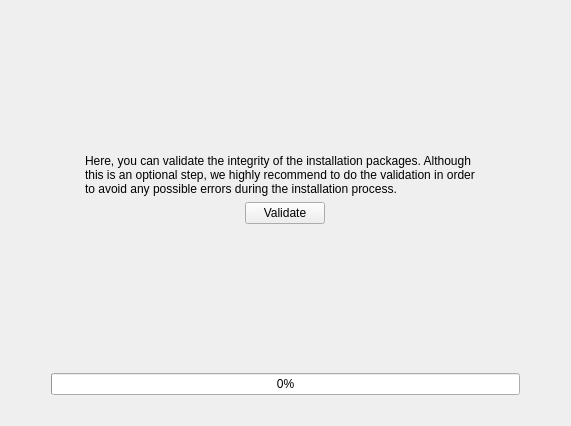
The window that branches/yali/yali-proximate/yali/gui/Ui/checkcdwidget.ui (pars-linux/uludag) describes before a commit, drawn with Qt 5.
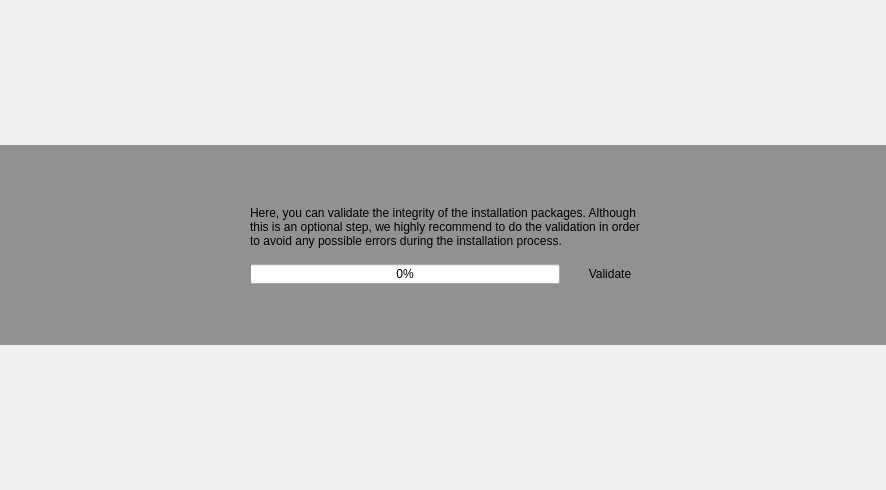
The same window after the commit. Icons and pictures are not drawn.

```diff
--- a/branches/yali/yali-proximate/yali/gui/Ui/checkcdwidget.ui
+++ b/branches/yali/yali-proximate/yali/gui/Ui/checkcdwidget.ui
@@ -6,50 +6,63 @@
    <rect>
     <x>0</x>
     <y>0</y>
-    <width>571</width>
-    <height>426</height>
+    <width>886</width>
+    <height>490</height>
    </rect>
   </property>
   <property name="windowTitle">
    <string>Form1</string>
   </property>
   <layout class="QGridLayout" name="gridLayout">
+   <property name="margin">
+    <number>0</number>
+   </property>
    <item row="0" column="1">
-    <spacer>
-     <property name="orientation">
-      <enum>Qt::Vertical</enum>
+    <widget class="QFrame" name="frame">
+     <property name="sizePolicy">
+      <sizepolicy hsizetype="Expanding" vsizetype="Maximum">
+       <horstretch>0</horstretch>
+       <verstretch>0</verstretch>
+      </sizepolicy>
      </property>
-     <property name="sizeType">
-      <enum>QSizePolicy::Expanding</enum>
+     <property name="minimumSize">
+      <size>
+       <width>600</width>
+       <height>0</height>
+      </size>
      </property>
-     <property name="sizeHint" stdset="0">
+     <property name="maximumSize">
       <size>
-       <width>20</width>
-       <height>51</height>
+       <width>16777215</width>
+       <height>200</height>
       </size>
      </property>
-    </spacer>
-   </item>
-   <item row="1" column="0">
-    <spacer>
-     <property name="orientation">
-      <enum>Qt::Horizontal</enum>
+     <property name="styleSheet">
+      <string notr="true">#frame{background-color: rgba(0,0,0,100)}</string>
      </property>
-     <property name="sizeType">
-      <enum>QSizePolicy::Expanding</enum>
+     <property name="frameShape">
+      <enum>QFrame::NoFrame</enum>
      </property>
-     <property name="sizeHint" stdset="0">
-      <size>
-       <width>131</width>
-       <height>20</height>
-      </size>
+     <property name="frameShadow">
+      <enum>QFrame::Raised</enum>
      </property>
-    </spacer>
-   </item>
-   <item row="1" column="1">
-    <layout class="QVBoxLayout">
+     <layout class="QGridLayout" name="gridLayout_3">
+      <property name="topMargin">
+       <number>20</number>
+      </property>
+      <property name="bottomMargin">
+       <number>20</number>
+      </property>
+      <item row="0" column="1">
+       <layout class="QHBoxLayout" name="horizontalLayout_2">
      <item>
       <widget class="QLabel" name="pix">
+          <property name="sizePolicy">
+           <sizepolicy hsizetype="Maximum" vsizetype="Maximum">
+            <horstretch>0</horstretch>
+            <verstretch>0</verstretch>
+           </sizepolicy>
+          </property>
        <property name="pixmap">
         <pixmap resource="../../data.qrc">:/gui/pics/installcd.png</pixmap>
        </property>
@@ -62,7 +75,33 @@
       </widget>
      </item>
      <item>
+         <layout class="QGridLayout" name="gridLayout_2">
+          <property name="leftMargin">
+           <number>10</number>
+          </property>
+          <property name="rightMargin">
+           <number>10</number>
+          </property>
+          <property name="horizontalSpacing">
+           <number>10</number>
+          </property>
+          <property name="verticalSpacing">
+           <number>15</number>
+          </property>
+          <item row="1" column="0" colspan="2">
       <widget class="QLabel" name="textLabel2">
+            <property name="sizePolicy">
+             <sizepolicy hsizetype="Expanding" vsizetype="Preferred">
+              <horstretch>0</horstretch>
+              <verstretch>0</verstretch>
+             </sizepolicy>
+            </property>
+            <property name="minimumSize">
+             <size>
+              <width>400</width>
+              <height>0</height>
+             </size>
+            </property>
        <property name="text">
         <string>Here, you can validate the integrity of the installation packages. Although this is an optional step, we highly recommend to do the validation in order to avoid any possible errors during the installation process.</string>
        </property>
@@ -73,167 +112,103 @@
         <bool>true</bool>
        </property>
        <property name="margin">
-        <number>20</number>
+             <number>0</number>
        </property>
       </widget>
      </item>
-     <item>
-      <layout class="QHBoxLayout">
-       <item>
-        <spacer>
-         <property name="orientation">
-          <enum>Qt::Horizontal</enum>
-         </property>
-         <property name="sizeType">
-          <enum>QSizePolicy::Expanding</enum>
-         </property>
-         <property name="sizeHint" stdset="0">
-          <size>
-           <width>21</width>
-           <height>20</height>
-          </size>
-         </property>
-        </spacer>
-       </item>
-       <item>
-        <widget class="QPushButton" name="checkButton">
-         <property name="text">
-          <string>Validate</string>
-         </property>
-        </widget>
-       </item>
-       <item>
-        <spacer>
-         <property name="orientation">
-          <enum>Qt::Horizontal</enum>
-         </property>
-         <property name="sizeType">
-          <enum>QSizePolicy::Expanding</enum>
-         </property>
-         <property name="sizeHint" stdset="0">
-          <size>
-           <width>21</width>
-           <height>20</height>
-          </size>
-         </property>
-        </spacer>
-       </item>
-      </layout>
-     </item>
-     <item>
-      <widget class="QLabel" name="checkLabel">
-       <property name="minimumSize">
-        <size>
-         <width>400</width>
-         <height>0</height>
-        </size>
-       </property>
-       <property name="text">
-        <string/>
-       </property>
-       <property name="alignment">
-        <set>Qt::AlignCenter</set>
-       </property>
-       <property name="wordWrap">
-        <bool>false</bool>
-       </property>
-       <property name="margin">
-        <number>10</number>
-       </property>
-      </widget>
-     </item>
-    </layout>
-   </item>
-   <item row="1" column="2">
-    <spacer>
-     <property name="orientation">
-      <enum>Qt::Horizontal</enum>
-     </property>
-     <property name="sizeType">
-      <enum>QSizePolicy::Expanding</enum>
-     </property>
-     <property name="sizeHint" stdset="0">
-      <size>
-       <width>131</width>
-       <height>20</height>
-      </size>
-     </property>
-    </spacer>
-   </item>
-   <item row="2" column="1">
-    <spacer>
-     <property name="orientation">
-      <enum>Qt::Vertical</enum>
-     </property>
-     <property name="sizeType">
-      <enum>QSizePolicy::Expanding</enum>
-     </property>
-     <property name="sizeHint" stdset="0">
-      <size>
-       <width>20</width>
-       <height>40</height>
-      </size>
-     </property>
-    </spacer>
-   </item>
-   <item row="3" column="0" colspan="3">
-    <layout class="QHBoxLayout" name="horizontalLayout">
-     <item>
-      <spacer name="horizontalSpacer">
-       <property name="orientation">
-        <enum>Qt::Horizontal</enum>
-       </property>
-       <property name="sizeType">
-        <enum>QSizePolicy::Fixed</enum>
-       </property>
-       <property name="sizeHint" stdset="0">
-        <size>
-         <width>40</width>
-         <height>20</height>
-        </size>
-       </property>
-      </spacer>
-     </item>
-     <item>
+          <item row="4" column="0">
       <widget class="QProgressBar" name="progressBar">
+            <property name="maximumSize">
+             <size>
+              <width>16777215</width>
+              <height>20</height>
+             </size>
+            </property>
        <property name="value">
         <number>0</number>
        </property>
       </widget>
      </item>
-     <item>
-      <spacer name="horizontalSpacer_2">
-       <property name="orientation">
-        <enum>Qt::Horizontal</enum>
-       </property>
-       <property name="sizeType">
-        <enum>QSizePolicy::Fixed</enum>
-       </property>
-       <property name="sizeHint" stdset="0">
-        <size>
-         <width>40</width>
-         <height>20</height>
-        </size>
-       </property>
-      </spacer>
-     </item>
-    </layout>
-   </item>
    <item row="4" column="1">
+           <widget class="QPushButton" name="checkButton">
+            <property name="sizePolicy">
+             <sizepolicy hsizetype="Fixed" vsizetype="Fixed">
+              <horstretch>0</horstretch>
+              <verstretch>0</verstretch>
+             </sizepolicy>
+            </property>
+            <property name="maximumSize">
+             <size>
+              <width>16777215</width>
+              <height>16777215</height>
+             </size>
+            </property>
+            <property name="text">
+             <string>Validate</string>
+            </property>
+            <property name="flat">
+             <bool>true</bool>
+            </property>
+           </widget>
+          </item>
+          <item row="0" column="0" colspan="2">
     <spacer name="verticalSpacer">
      <property name="orientation">
       <enum>Qt::Vertical</enum>
      </property>
-     <property name="sizeType">
-      <enum>QSizePolicy::Fixed</enum>
-     </property>
+            <property name="sizeHint" stdset="0">
+             <size>
+              <width>20</width>
+              <height>40</height>
+             </size>
+            </property>
+           </spacer>
+          </item>
+          <item row="5" column="0" colspan="2">
+           <spacer name="verticalSpacer_2">
+            <property name="orientation">
+             <enum>Qt::Vertical</enum>
+            </property>
      <property name="sizeHint" stdset="0">
       <size>
        <width>20</width>
+              <height>40</height>
+             </size>
+            </property>
+           </spacer>
+          </item>
+         </layout>
+        </item>
+       </layout>
+      </item>
+      <item row="0" column="2">
+       <spacer name="horizontalSpacer_2">
+        <property name="orientation">
+         <enum>Qt::Horizontal</enum>
+        </property>
+        <property name="sizeHint" stdset="0">
+         <size>
+          <width>40</width>
        <height>20</height>
       </size>
      </property>
     </spacer>
+      </item>
+      <item row="0" column="0">
+       <spacer name="horizontalSpacer">
+        <property name="orientation">
+         <enum>Qt::Horizontal</enum>
+        </property>
+        <property name="sizeHint" stdset="0">
+         <size>
+          <width>40</width>
+          <height>20</height>
+         </size>
+        </property>
+       </spacer>
+      </item>
+     </layout>
+    </widget>
    </item>
   </layout>
  </widget>
```
Left out of the diff: 2 changed lines with no effect on the pictures. Lines whose indentation alone changed are shown as unchanged.
